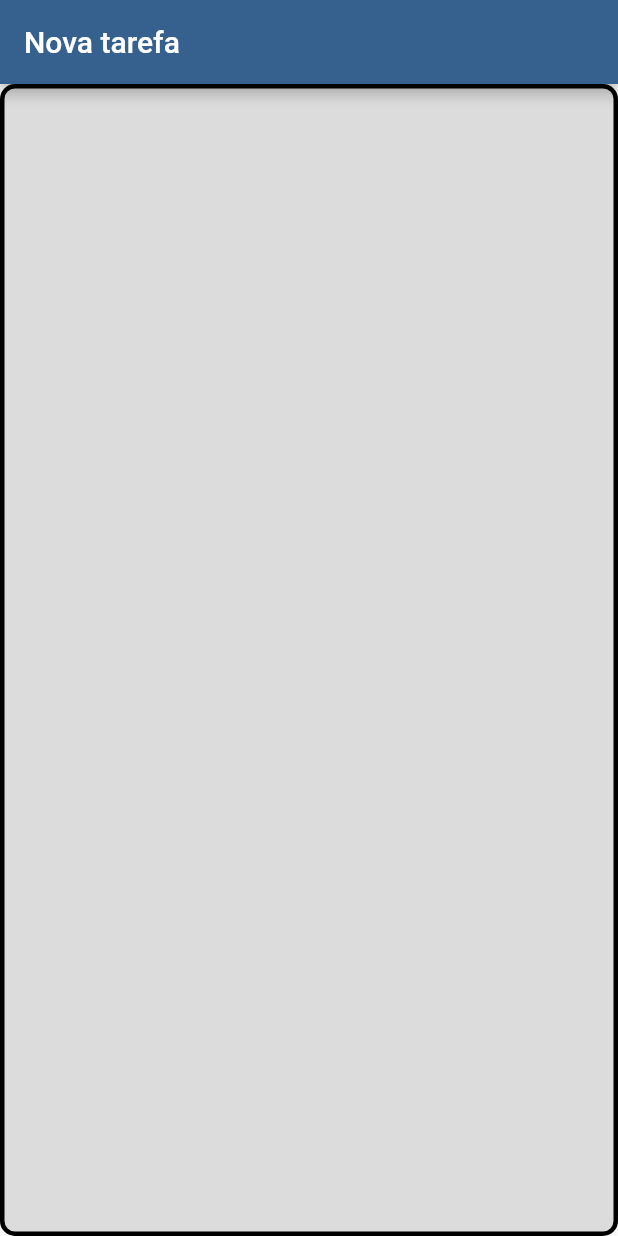
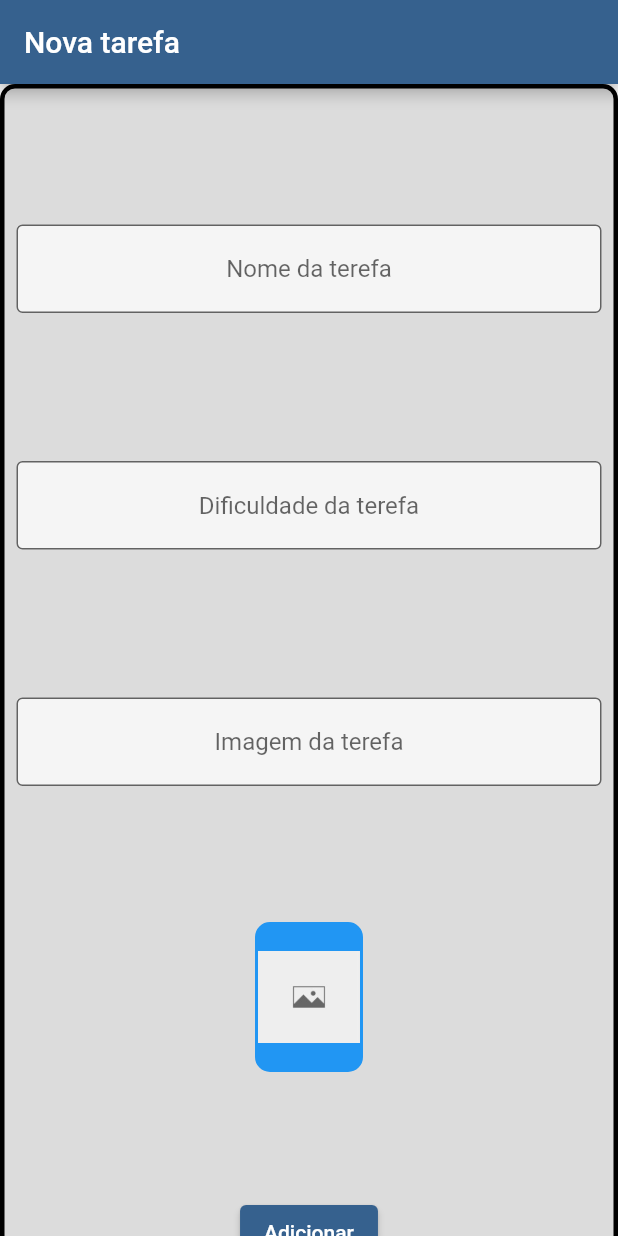
Before and after one commit to gfgomes/flutter_usando_widgets, a Flutter app: the screen it shows after launch, on a phone screen of 412 x 824 dp. Run offline on Flutter 3.47's test engine with Material 3 defaults, Android fonts, the phone set to English and light mode, and no system bars; network calls fail.

Commit message:
curso flutter 2 - aula 04

```diff
--- a/lib/screens/form_screen.dart
+++ b/lib/screens/form_screen.dart
@@ -1,16 +1,30 @@
 import 'package:flutter/material.dart';
 import 'package:flutter/widgets.dart';
 
-class FormScreen extends StatelessWidget {
+class FormScreen extends StatefulWidget {
   const FormScreen({super.key});
 
   @override
+  State<FormScreen> createState() => _FormScreenState();
+}
+
+class _FormScreenState extends State<FormScreen> {
+  TextEditingController _nomeTarefaController = TextEditingController();
+  TextEditingController _dificuldadeTarefaController = TextEditingController();
+  TextEditingController _imagemTarefaController = TextEditingController();
+
+  final _formKey = GlobalKey<FormState>();
+
+  @override
   Widget build(BuildContext context) {
-    return Scaffold(
+    return Form(
+      key: _formKey,
+      child: Scaffold(
         appBar: AppBar(
           title: const Text('Nova tarefa'),
         ),
         body: Center(
+          child: SingleChildScrollView(
             child: Container(
               decoration: BoxDecoration(
                   color: Colors.black12,
@@ -19,7 +33,94 @@ class FormScreen extends StatelessWidget {
               height: 875,
               width: 430,
               child: Column(
-            children: [],
+                mainAxisAlignment: MainAxisAlignment.spaceEvenly,
+                crossAxisAlignment: CrossAxisAlignment.center,
+                children: [
+                  Padding(
+                    padding: const EdgeInsets.all(8.0),
+                    child: TextFormField(
+                      controller: _nomeTarefaController,
+                      textAlign: TextAlign.center,
+                      validator: (value) =>
+                          value!.isEmpty ? 'Insira o nome da tarefa.' : null,
+                      decoration: const InputDecoration(
+                        border: OutlineInputBorder(),
+                        hintText: 'Nome da terefa',
+                        fillColor: Colors.white70,
+                        filled: true,
+                      ),
+                    ),
+                  ),
+                  Padding(
+                    padding: const EdgeInsets.all(8.0),
+                    child: TextFormField(
+                      controller: _dificuldadeTarefaController,
+                      validator: (value) => value!.isEmpty ||
+                              int.tryParse(value) == null ||
+                              int.parse(value) > 5 ||
+                              int.parse(value) < 1
+                          ? 'Insira um valor entre 1 e 5.'
+                          : null,
+                      keyboardType: TextInputType.number,
+                      textAlign: TextAlign.center,
+                      decoration: const InputDecoration(
+                        border: OutlineInputBorder(),
+                        hintText: 'Dificuldade da terefa',
+                        fillColor: Colors.white70,
+                        filled: true,
+                      ),
+                    ),
+                  ),
+                  Padding(
+                    padding: const EdgeInsets.all(8.0),
+                    child: TextFormField(
+                      controller: _imagemTarefaController,
+                      validator: (value) =>
+                          value!.isEmpty ? 'Insira a URL da imagem.' : null,
+                      keyboardType: TextInputType.url,
+                      onChanged: (text) => setState(() {}),
+                      textAlign: TextAlign.center,
+                      decoration: const InputDecoration(
+                        border: OutlineInputBorder(),
+                        hintText: 'Imagem da terefa',
+                        fillColor: Colors.white70,
+                        filled: true,
+                      ),
+                    ),
+                  ),
+                  Container(
+                    height: 100,
+                    width: 72,
+                    decoration: BoxDecoration(
+                      color: Colors.blue,
+                      borderRadius: BorderRadius.circular(10),
+                      border: Border.all(width: 2, color: Colors.blue),
+                    ),
+                    child: ClipRRect(
+                      borderRadius: BorderRadius.circular(10),
+                      child: Image.network(
+                        _imagemTarefaController.text,
+                        errorBuilder: (BuildContext context, Object error,
+                            StackTrace? stackTrace) {
+                          return Image.asset('assets/images/no_image.jpg');
+                        },
+                        fit: BoxFit.cover,
+                      ),
+                    ),
+                  ),
+                  ElevatedButton(
+                    onPressed: () {
+                      if (_formKey.currentState!.validate()) {
+                        print(_nomeTarefaController.text);
+                        print(int.parse(_dificuldadeTarefaController.text));
+                        print(_imagemTarefaController.text);
+                      }
+                    },
+                    child: const Text('Adicionar'),
+                  ),
+                ],
+              ),
+            ),
           ),
         ),
       ),
```
Also changed, not shown: assets/images/no_image.jpg (added). Lines whose indentation alone changed are shown as unchanged.
